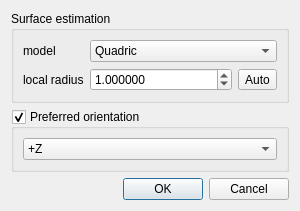
This is qCC/ui_templates/normalComputationDlg.ui in CloudCompare/CloudCompare as Qt 5 draws it before an edit. The edited form follows.
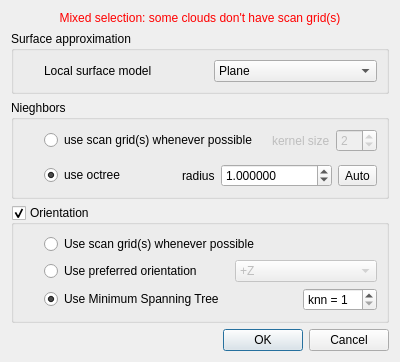
This is the edited form.

Commit message: New mechanism to handle structured cloud properly (ccPointCloud::Grid) New normals computation dialog

```diff
--- a/qCC/ui_templates/normalComputationDlg.ui
+++ b/qCC/ui_templates/normalComputationDlg.ui
@@ -6,34 +6,50 @@
    <rect>
     <x>0</x>
     <y>0</y>
-    <width>300</width>
-    <height>200</height>
+    <width>400</width>
+    <height>362</height>
    </rect>
   </property>
   <property name="windowTitle">
    <string>Compute normals</string>
   </property>
-  <layout class="QVBoxLayout" name="verticalLayout_2">
+  <layout class="QVBoxLayout" name="verticalLayout_3">
    <item>
-    <widget class="QGroupBox" name="LocalSurfaceGroupBox">
+    <widget class="QLabel" name="mixedSelectionLabel">
+     <property name="styleSheet">
+      <string notr="true">color: red;</string>
+     </property>
+     <property name="text">
+      <string>Mixed selection: some clouds don't have scan grid(s)</string>
+     </property>
+     <property name="alignment">
+      <set>Qt::AlignCenter</set>
+     </property>
+    </widget>
+   </item>
+   <item>
+    <widget class="QGroupBox" name="surfaceGroupBox">
      <property name="title">
-      <string>Surface estimation</string>
+      <string>Surface approximation</string>
      </property>
-     <layout class="QFormLayout" name="formLayout">
-      <item row="0" column="0">
+     <layout class="QHBoxLayout" name="horizontalLayout_2">
+      <property name="leftMargin">
+       <number>30</number>
+      </property>
+      <item>
        <widget class="QLabel" name="label">
         <property name="text">
-         <string>model</string>
+         <string>Local surface model</string>
         </property>
        </widget>
       </item>
-      <item row="0" column="1">
+      <item>
        <widget class="QComboBox" name="localModelComboBox">
         <property name="toolTip">
          <string>Local surface estimation model</string>
         </property>
         <property name="currentIndex">
-         <number>1</number>
+         <number>0</number>
         </property>
         <item>
          <property name="text">
@@ -52,20 +68,149 @@
         </item>
        </widget>
       </item>
-      <item row="1" column="0">
-       <widget class="QLabel" name="label_2">
+     </layout>
+    </widget>
+   </item>
+   <item>
+    <widget class="QGroupBox" name="neighborsGroupBox">
+     <property name="sizePolicy">
+      <sizepolicy hsizetype="Preferred" vsizetype="Maximum">
+       <horstretch>0</horstretch>
+       <verstretch>0</verstretch>
+      </sizepolicy>
+     </property>
+     <property name="title">
+      <string>Nieghbors</string>
+     </property>
+     <layout class="QVBoxLayout" name="verticalLayout_2">
+      <property name="leftMargin">
+       <number>30</number>
+      </property>
+      <item>
+       <layout class="QHBoxLayout" name="horizontalLayout_3">
+        <item>
+         <widget class="QRadioButton" name="useScanGridRadioButton">
+          <property name="toolTip">
+           <string>Using scan grid(s) instead of the octree</string>
+          </property>
         <property name="text">
-         <string>local radius</string>
+           <string>use scan grid(s) whenever possible</string>
         </property>
        </widget>
       </item>
-      <item row="1" column="1">
-       <widget class="QFrame" name="localRadiusFrame">
+        <item>
+         <spacer name="horizontalSpacer">
+          <property name="orientation">
+           <enum>Qt::Horizontal</enum>
+          </property>
+          <property name="sizeHint" stdset="0">
+           <size>
+            <width>40</width>
+            <height>20</height>
+           </size>
+          </property>
+         </spacer>
+        </item>
+        <item>
+         <widget class="QFrame" name="gridKernelFrame">
+          <property name="enabled">
+           <bool>false</bool>
+          </property>
         <layout class="QHBoxLayout" name="horizontalLayout">
          <property name="margin">
           <number>0</number>
          </property>
          <item>
+            <widget class="QLabel" name="label_3">
+             <property name="toolTip">
+              <string>Each normal will be computed using the (2p+1)*(2p+1) neighbors in the grid</string>
+             </property>
+             <property name="text">
+              <string>kernel size</string>
+             </property>
+            </widget>
+           </item>
+           <item>
+            <widget class="QSpinBox" name="gridKernelSpinBox">
+             <property name="toolTip">
+              <string>Each normal will be computed using the (2p+1)*(2p+1) neighbors in the grid</string>
+             </property>
+             <property name="minimum">
+              <number>1</number>
+             </property>
+             <property name="maximum">
+              <number>10</number>
+             </property>
+             <property name="value">
+              <number>2</number>
+             </property>
+            </widget>
+           </item>
+          </layout>
+         </widget>
+        </item>
+       </layout>
+      </item>
+      <item>
+       <widget class="QFrame" name="useScanGridsFrame">
+        <property name="sizePolicy">
+         <sizepolicy hsizetype="Expanding" vsizetype="Preferred">
+          <horstretch>0</horstretch>
+          <verstretch>0</verstretch>
+         </sizepolicy>
+        </property>
+        <layout class="QHBoxLayout" name="horizontalLayout_9">
+         <property name="margin">
+          <number>0</number>
+         </property>
+        </layout>
+       </widget>
+      </item>
+      <item>
+       <layout class="QHBoxLayout" name="horizontalLayout_10">
+        <item>
+         <widget class="QRadioButton" name="useOctreeRadioButton">
+          <property name="toolTip">
+           <string>The octree works for any cloud</string>
+          </property>
+          <property name="text">
+           <string>use octree</string>
+          </property>
+          <property name="checked">
+           <bool>true</bool>
+          </property>
+         </widget>
+        </item>
+        <item>
+         <spacer name="horizontalSpacer_2">
+          <property name="orientation">
+           <enum>Qt::Horizontal</enum>
+          </property>
+          <property name="sizeHint" stdset="0">
+           <size>
+            <width>40</width>
+            <height>20</height>
+           </size>
+          </property>
+         </spacer>
+        </item>
+        <item>
+         <widget class="QFrame" name="localRadiusFrame">
+          <layout class="QHBoxLayout" name="horizontalLayout_8">
+           <property name="margin">
+            <number>0</number>
+           </property>
+           <item>
+            <widget class="QLabel" name="label_2">
+             <property name="toolTip">
+              <string>Radius of the sphere in which the neighbors will be extracted</string>
+             </property>
+             <property name="text">
+              <string>radius</string>
+             </property>
+            </widget>
+           </item>
+           <item>
           <widget class="QDoubleSpinBox" name="radiusDoubleSpinBox">
            <property name="toolTip">
             <string>Local neighborhood radius (to estimate the surface)</string>
@@ -98,19 +243,68 @@
        </widget>
       </item>
      </layout>
+      </item>
+     </layout>
     </widget>
    </item>
    <item>
-    <widget class="QGroupBox" name="preferredOrientationGroupBox">
+    <widget class="QGroupBox" name="normalsOrientGroupBox">
+     <property name="sizePolicy">
+      <sizepolicy hsizetype="Preferred" vsizetype="Maximum">
+       <horstretch>0</horstretch>
+       <verstretch>0</verstretch>
+      </sizepolicy>
+     </property>
      <property name="title">
-      <string>Preferred orientation</string>
+      <string>Orientation</string>
      </property>
      <property name="checkable">
       <bool>true</bool>
      </property>
      <layout class="QVBoxLayout" name="verticalLayout">
+      <property name="leftMargin">
+       <number>30</number>
+      </property>
+      <item>
+       <widget class="QRadioButton" name="scanGridsOrientRadioButton">
+        <property name="toolTip">
+         <string>Using scan grid(s) is the most robust method</string>
+        </property>
+        <property name="text">
+         <string>Use scan grid(s) whenever possible</string>
+        </property>
+       </widget>
+      </item>
+      <item>
+       <layout class="QHBoxLayout" name="horizontalLayout_5">
+        <item>
+         <widget class="QRadioButton" name="preferredOrientRadioButton">
+          <property name="toolTip">
+           <string>To give a hint on how to orient normals</string>
+          </property>
+          <property name="text">
+           <string>Use preferred orientation</string>
+          </property>
+         </widget>
+        </item>
+        <item>
+         <spacer name="horizontalSpacer_4">
+          <property name="orientation">
+           <enum>Qt::Horizontal</enum>
+          </property>
+          <property name="sizeHint" stdset="0">
+           <size>
+            <width>40</width>
+            <height>20</height>
+           </size>
+          </property>
+         </spacer>
+        </item>
       <item>
        <widget class="QComboBox" name="preferredOrientationComboBox">
+          <property name="enabled">
+           <bool>false</bool>
+          </property>
         <property name="currentIndex">
          <number>4</number>
         </property>
@@ -175,6 +369,54 @@
        </widget>
       </item>
      </layout>
+      </item>
+      <item>
+       <layout class="QHBoxLayout" name="horizontalLayout_6">
+        <item>
+         <widget class="QRadioButton" name="mstOrientRadioButton">
+          <property name="toolTip">
+           <string>Generic 3D orientation algorithm</string>
+          </property>
+          <property name="text">
+           <string>Use Minimum Spanning Tree</string>
+          </property>
+          <property name="checked">
+           <bool>true</bool>
+          </property>
+         </widget>
+        </item>
+        <item>
+         <spacer name="horizontalSpacer_3">
+          <property name="orientation">
+           <enum>Qt::Horizontal</enum>
+          </property>
+          <property name="sizeHint" stdset="0">
+           <size>
+            <width>40</width>
+            <height>20</height>
+           </size>
+          </property>
+         </spacer>
+        </item>
+        <item>
+         <widget class="QSpinBox" name="mstNeighborsSpinBox">
+          <property name="enabled">
+           <bool>true</bool>
+          </property>
+          <property name="toolTip">
+           <string>Number of neighbors used to build the tree</string>
+          </property>
+          <property name="prefix">
+           <string>knn = </string>
+          </property>
+          <property name="minimum">
+           <number>1</number>
+          </property>
+         </widget>
+        </item>
+       </layout>
+      </item>
+     </layout>
     </widget>
    </item>
    <item>
```
Left out of the diff: 71 changed lines with no effect on the pictures. Lines whose indentation alone changed are shown as unchanged. The commit also changes 14 other files.
